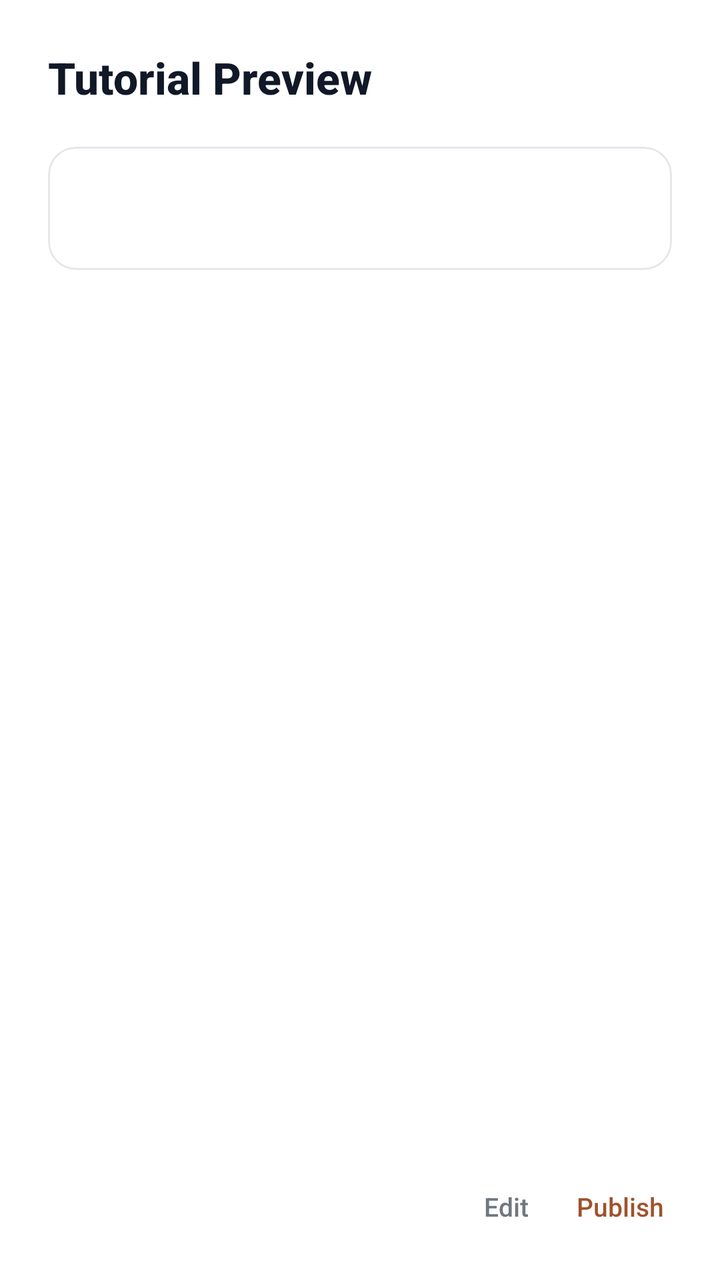
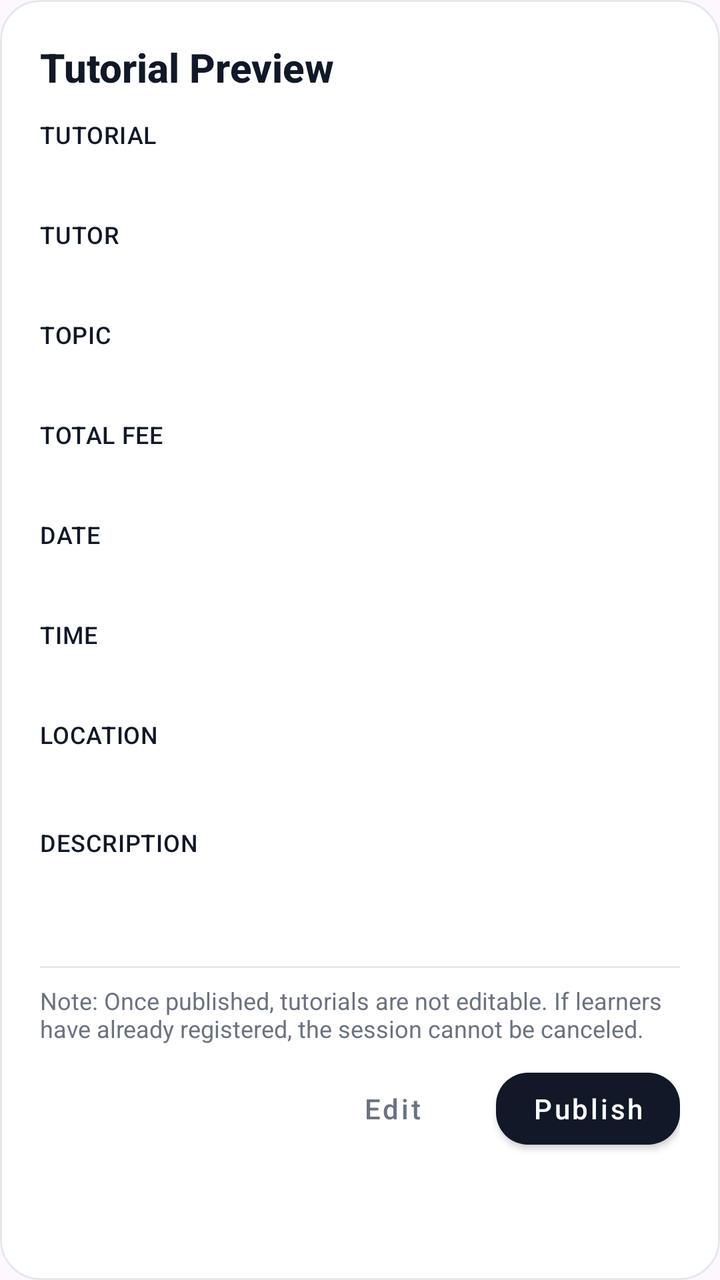

Before-and-after screenshots of an Android layout around one commit, followed by the original layout XML and the change that was made.
<!-- AndroidManifest.xml: application theme Theme.Csci3130Group1 -->
<!-- res/layout/dialog_tutorial_preview.xml -->
<?xml version="1.0" encoding="utf-8"?>
<LinearLayout xmlns:android="http://schemas.android.com/apk/res/android"
    xmlns:app="http://schemas.android.com/apk/res-auto"
    android:layout_width="match_parent"
    android:layout_height="wrap_content"
    android:orientation="vertical"
    android:background="#FFFFFF"
    android:padding="24dp">

    <TextView
        android:layout_width="wrap_content"
        android:layout_height="wrap_content"
        android:text="Tutorial Preview"
        android:textSize="22sp"
        android:textStyle="bold"
        android:textColor="#111827"
        android:layout_marginBottom="20dp"
        android:fontFamily="sans-serif-medium"/>

    <ScrollView
        android:layout_width="match_parent"
        android:layout_height="0dp"
        android:layout_weight="1"
        android:maxHeight="400dp">

        <com.google.android.material.card.MaterialCardView
            android:layout_width="match_parent"
            android:layout_height="wrap_content"
            app:cardCornerRadius="14dp"
            app:cardElevation="0dp"
            app:cardBackgroundColor="#FFFFFF"
            app:strokeColor="#E5E7EB"
            app:strokeWidth="1dp"
            android:layout_marginBottom="24dp">

            <TextView
                android:id="@+id/preview_content"
                android:layout_width="match_parent"
                android:layout_height="wrap_content"
                android:textSize="16sp"
                android:textColor="#333333"
                android:lineSpacingExtra="4dp"
                android:padding="20dp"
                android:gravity="start"/>

        </com.google.android.material.card.MaterialCardView>

    </ScrollView>

    <LinearLayout
        android:layout_width="match_parent"
        android:layout_height="wrap_content"
        android:orientation="horizontal"
        android:gravity="end"
        android:layout_marginTop="8dp">

        <TextView
            android:id="@+id/edit_button"
            android:layout_width="wrap_content"
            android:layout_height="wrap_content"
            android:text="Edit"
            android:textColor="#6F7780"
            android:textSize="13sp"
            android:padding="4dp"
            android:fontFamily="sans-serif-medium"
            android:layout_marginEnd="16dp"/>

        <TextView
            android:id="@+id/confirm_button"
            android:layout_width="wrap_content"
            android:layout_height="wrap_content"
            android:text="Publish"
            android:textColor="#A0522D"
            android:textSize="13sp"
            android:padding="4dp"
            android:fontFamily="sans-serif-medium"/>

    </LinearLayout>

</LinearLayout>
<!-- resources referenced by this layout -->
<resources>
  <style name="Theme.Csci3130Group1" parent="Base.Theme.Csci3130Group1" />
  <style name="Base.Theme.Csci3130Group1" parent="Theme.Material3.DayNight.NoActionBar">
          
          <item name="colorPrimary">#111827</item>
          <item name="colorOnPrimary">#FFFFFF</item>
          <item name="colorSecondary">#6B7280</item>
          <item name="colorOnSecondary">#FFFFFF</item>
          
          <item name="colorPrimaryContainer">#F3F4F6</item>
          <item name="colorOnPrimaryContainer">#111827</item>
          <item name="colorSecondaryContainer">#F3F4F6</item>
          <item name="colorOnSecondaryContainer">#111827</item>
          <item name="colorTertiary">#9CA3AF</item>
          <item name="colorSurface">#FFFFFF</item>
          <item name="colorOnSurface">#111827</item>
          <item name="colorOutline">#E5E7EB</item>
          <item name="android:navigationBarColor">#FFFFFF</item>
          <item name="android:statusBarColor">#FFFFFF</item>
      </style>
</resources>

<!-- the commit's change to res/layout/dialog_tutorial_preview.xml (unified diff, before → after) -->
@@ -1,80 +1,278 @@
 <?xml version="1.0" encoding="utf-8"?>
-<LinearLayout xmlns:android="http://schemas.android.com/apk/res/android"
+<com.google.android.material.card.MaterialCardView xmlns:android="http://schemas.android.com/apk/res/android"
     xmlns:app="http://schemas.android.com/apk/res-auto"
     android:layout_width="match_parent"
     android:layout_height="wrap_content"
-    android:orientation="vertical"
-    android:background="#FFFFFF"
-    android:padding="24dp">
-
-    <TextView
-        android:layout_width="wrap_content"
-        android:layout_height="wrap_content"
-        android:text="Tutorial Preview"
-        android:textSize="22sp"
-        android:textStyle="bold"
-        android:textColor="#111827"
-        android:layout_marginBottom="20dp"
-        android:fontFamily="sans-serif-medium"/>
-
-    <ScrollView
-        android:layout_width="match_parent"
-        android:layout_height="0dp"
-        android:layout_weight="1"
-        android:maxHeight="400dp">
-
-        <com.google.android.material.card.MaterialCardView
-            android:layout_width="match_parent"
-            android:layout_height="wrap_content"
-            app:cardCornerRadius="14dp"
-            app:cardElevation="0dp"
-            app:cardBackgroundColor="#FFFFFF"
-            app:strokeColor="#E5E7EB"
-            app:strokeWidth="1dp"
-            android:layout_marginBottom="24dp">
-
-            <TextView
-                android:id="@+id/preview_content"
-                android:layout_width="match_parent"
-                android:layout_height="wrap_content"
-                android:textSize="16sp"
-                android:textColor="#333333"
-                android:lineSpacingExtra="4dp"
-                android:padding="20dp"
-                android:gravity="start"/>
-
-        </com.google.android.material.card.MaterialCardView>
-
-    </ScrollView>
+    app:cardCornerRadius="20dp"
+    app:cardElevation="0dp"
+    app:strokeColor="#E5E7EB"
+    app:strokeWidth="1dp"
+    app:cardUseCompatPadding="false"
+    android:foreground="?attr/selectableItemBackground">
 
     <LinearLayout
         android:layout_width="match_parent"
         android:layout_height="wrap_content"
-        android:orientation="horizontal"
-        android:gravity="end"
-        android:layout_marginTop="8dp">
-
+        android:orientation="vertical"
+        android:padding="20dp"
+        android:background="#FFFFFF">
+
+        
+        <LinearLayout
+            android:layout_width="match_parent"
+            android:layout_height="wrap_content"
+            android:orientation="horizontal"
+            android:gravity="center_vertical">
+
+            <TextView
+                android:id="@+id/title_text"
+                android:layout_width="match_parent"
+                android:layout_height="wrap_content"
+                android:text="Tutorial Preview"
+                android:textSize="20sp"
+                android:textStyle="bold"
+                android:fontFamily="sans-serif-medium"
+                android:textColor="#111827" />
+        </LinearLayout>
+
+        <View android:layout_width="match_parent" android:layout_height="12dp" />
+
+        
+        <LinearLayout
+            android:layout_width="match_parent"
+            android:layout_height="wrap_content"
+            android:orientation="vertical">
+
+            
+            <TextView
+                android:layout_width="wrap_content"
+                android:layout_height="wrap_content"
+                android:text="TUTORIAL"
+                android:textAllCaps="true"
+                android:textSize="12sp"
+                android:letterSpacing="0.02"
+                android:textColor="#111827"
+                android:fontFamily="sans-serif-medium" />
+
+            <TextView
+                android:id="@+id/tutorial_value"
+                android:layout_width="match_parent"
+                android:layout_height="wrap_content"
+                android:textSize="16sp"
+                android:textColor="#111827"
+                android:fontFamily="sans-serif" />
+
+            <View android:layout_width="match_parent" android:layout_height="12dp" />
+
+            
+            <TextView
+                android:layout_width="wrap_content"
+                android:layout_height="wrap_content"
+                android:text="TUTOR"
+                android:textAllCaps="true"
+                android:textSize="12sp"
+                android:letterSpacing="0.02"
+                android:textColor="#111827"
+                android:fontFamily="sans-serif-medium" />
+
+            <TextView
+                android:id="@+id/tutor_value"
+                android:layout_width="match_parent"
+                android:layout_height="wrap_content"
+                android:textSize="16sp"
+                android:textColor="#111827"
+                android:fontFamily="sans-serif" />
+
+            <View android:layout_width="match_parent" android:layout_height="12dp" />
+
+            
+            <TextView
+                android:layout_width="wrap_content"
+                android:layout_height="wrap_content"
+                android:text="TOPIC"
+                android:textAllCaps="true"
+                android:textSize="12sp"
+                android:letterSpacing="0.02"
+                android:textColor="#111827"
+                android:fontFamily="sans-serif-medium" />
+
+            <TextView
+                android:id="@+id/topic_value"
+                android:layout_width="match_parent"
+                android:layout_height="wrap_content"
+                android:textSize="16sp"
+                android:textColor="#111827"
+                android:fontFamily="sans-serif" />
+
+            <View android:layout_width="match_parent" android:layout_height="12dp" />
+
+            
+            <TextView
+                android:layout_width="wrap_content"
+                android:layout_height="wrap_content"
+                android:text="TOTAL FEE"
+                android:textAllCaps="true"
+                android:textSize="12sp"
+                android:letterSpacing="0.02"
+                android:textColor="#111827"
+                android:fontFamily="sans-serif-medium" />
+
+            <TextView
+                android:id="@+id/fee_value"
+                android:layout_width="match_parent"
+                android:layout_height="wrap_content"
+                android:textSize="16sp"
+                android:textColor="#111827"
+                android:fontFamily="sans-serif" />
+
+            <View android:layout_width="match_parent" android:layout_height="12dp" />
+
+            
+            <TextView
+                android:layout_width="wrap_content"
+                android:layout_height="wrap_content"
+                android:text="DATE"
+                android:textAllCaps="true"
+                android:textSize="12sp"
+                android:letterSpacing="0.02"
+                android:textColor="#111827"
+                android:fontFamily="sans-serif-medium" />
+
+            <TextView
+                android:id="@+id/date_value"
+                android:layout_width="match_parent"
+                android:layout_height="wrap_content"
+                android:textSize="16sp"
+                android:textColor="#111827"
+                android:fontFamily="sans-serif" />
+
+            <View android:layout_width="match_parent" android:layout_height="12dp" />
+
+            
+            <TextView
+                android:layout_width="wrap_content"
+                android:layout_height="wrap_content"
+                android:text="TIME"
+                android:textAllCaps="true"
+                android:textSize="12sp"
+                android:letterSpacing="0.02"
+                android:textColor="#111827"
+                android:fontFamily="sans-serif-medium" />
+
+            <TextView
+                android:id="@+id/time_value"
+                android:layout_width="match_parent"
+                android:layout_height="wrap_content"
+                android:textSize="16sp"
+                android:textColor="#111827"
+                android:fontFamily="sans-serif" />
+
+            <View android:layout_width="match_parent" android:layout_height="12dp" />
+
+            
+            <TextView
+                android:layout_width="wrap_content"
+                android:layout_height="wrap_content"
+                android:text="LOCATION"
+                android:textAllCaps="true"
+                android:textSize="12sp"
+                android:letterSpacing="0.02"
+                android:textColor="#111827"
+                android:fontFamily="sans-serif-medium" />
+
+            <TextView
+                android:id="@+id/location_value"
+                android:layout_width="match_parent"
+                android:layout_height="wrap_content"
+                android:textSize="16sp"
+                android:textColor="#111827"
+                android:fontFamily="sans-serif" />
+        </LinearLayout>
+
+        <View android:layout_width="match_parent" android:layout_height="16dp" />
+
+        
         <TextView
-            android:id="@+id/edit_button"
             android:layout_width="wrap_content"
             android:layout_height="wrap_content"
-            android:text="Edit"
-            android:textColor="#6F7780"
-            android:textSize="13sp"
-            android:padding="4dp"
-            android:fontFamily="sans-serif-medium"
-            android:layout_marginEnd="16dp"/>
-
+            android:text="DESCRIPTION"
+            android:textAllCaps="true"
+            android:textSize="12sp"
+            android:letterSpacing="0.02"
+            android:textColor="#111827"
+            android:fontFamily="sans-serif-medium" />
+
+        <ScrollView
+            android:layout_width="match_parent"
+            android:layout_height="wrap_content"
+            android:maxHeight="400dp"
+            android:fadeScrollbars="false"
+            android:overScrollMode="ifContentScrolls">
+
+            <TextView
+                android:id="@+id/description_value"
+                android:layout_width="match_parent"
+                android:layout_height="wrap_content"
+                android:textSize="16sp"
+                android:textColor="#333333"
+                android:lineSpacingExtra="4dp"
+                android:paddingTop="8dp"
+                android:paddingBottom="8dp"
+                android:fontFamily="sans-serif"
+                android:autoLink="web" />
+        </ScrollView>
+
+        
+        <View
+            android:layout_width="match_parent"
+            android:layout_height="1dp"
+            android:background="#E5E7EB"
+            android:layout_marginTop="16dp"
+            android:layout_marginBottom="8dp" />
+
+        
         <TextView
-            android:id="@+id/confirm_button"
-            android:layout_width="wrap_content"
-            android:layout_height="wrap_content"
-            android:text="Publish"
-            android:textColor="#A0522D"
-            android:textSize="13sp"
-            android:padding="4dp"
-            android:fontFamily="sans-serif-medium"/>
+            android:id="@+id/disclaimer_text"
+            android:layout_width="match_parent"
+            android:layout_height="wrap_content"
+            android:text="Note: Once published, tutorials are not editable. If learners have already registered, the session cannot be canceled."
+            android:textSize="12sp"
+            android:textColor="#6B7280"
+            android:fontFamily="sans-serif"
+            android:layout_marginBottom="8dp" />
+
+        
+        <LinearLayout
+            android:layout_width="match_parent"
+            android:layout_height="wrap_content"
+            android:orientation="horizontal"
+            android:gravity="end">
+
+            <com.google.android.material.button.MaterialButton
+                android:id="@+id/edit_button"
+                style="@style/Widget.MaterialComponents.Button.TextButton"
+                android:layout_width="wrap_content"
+                android:layout_height="wrap_content"
+                android:text="Edit"
+                android:textAllCaps="false"
+                android:textColor="#6B7280"
+                android:fontFamily="sans-serif-medium" />
+
+            <com.google.android.material.button.MaterialButton
+                android:id="@+id/confirm_button"
+                style="@style/Widget.MaterialComponents.Button"
+                android:layout_width="wrap_content"
+                android:layout_height="wrap_content"
+                android:text="Publish"
+                android:textAllCaps="false"
+                android:layout_marginStart="8dp"
+                android:paddingLeft="18dp"
+                android:paddingRight="18dp"
+                app:cornerRadius="16dp"
+                app:backgroundTint="#111827"
+                android:textColor="#FFFFFF"
+                android:fontFamily="sans-serif-medium" />
+        </LinearLayout>
 
     </LinearLayout>
-
-</LinearLayout>
+</com.google.android.material.card.MaterialCardView>
